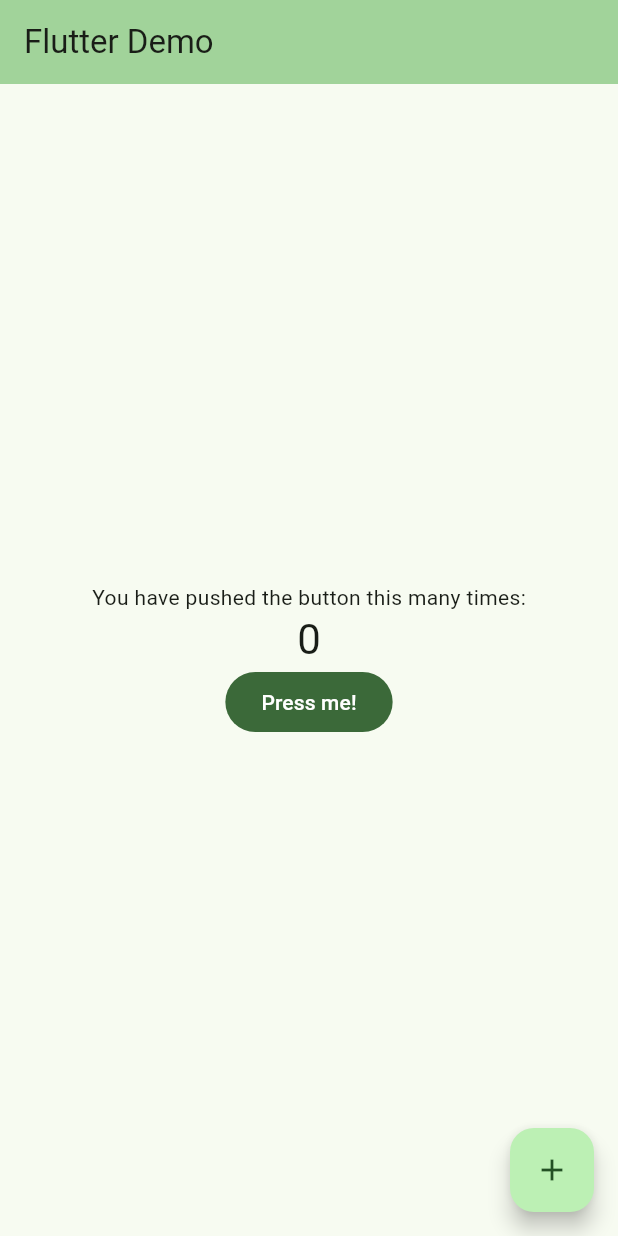
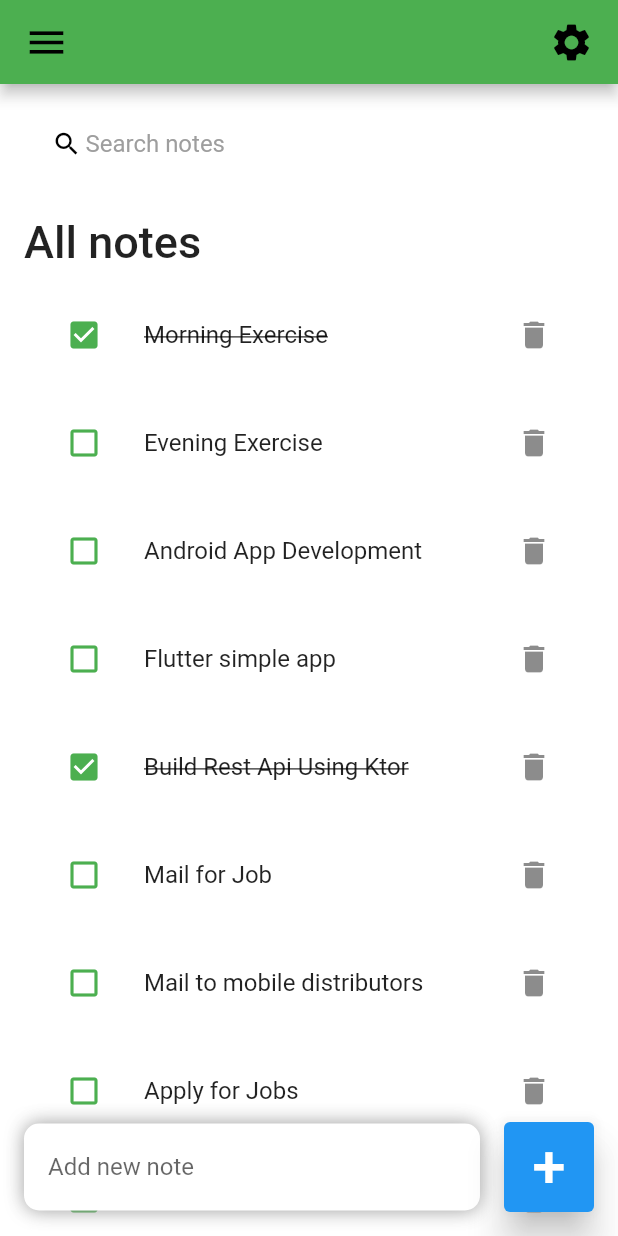
Before and after one commit to KaushalVasava/FlutterBasicApp, a Flutter app: the screen it shows after launch, on a phone screen of 412 x 824 dp. Run offline on Flutter 3.47's test engine with Material 2 defaults, Android fonts, the phone set to English and light mode, and no system bars.

Commit message:
Add note app
- Note list
- Add Search feature
- Add Note feature
- Delete feature

```diff
--- a/lib/main.dart
+++ b/lib/main.dart
@@ -1,4 +1,6 @@
 import 'package:flutter/material.dart';
+import 'package:flutter/services.dart';
+import './screens/home.dart';
 
 void main() {
   runApp(const MyApp());
@@ -7,132 +9,15 @@ void main() {
 class MyApp extends StatelessWidget {
   const MyApp({super.key});
 
-  // This widget is the root of your application.
   @override
   Widget build(BuildContext context) {
-    return MaterialApp(
-      title: 'Flutter Demo',
-      theme: ThemeData(
-        // This is the theme of your application.
-        //
-        // TRY THIS: Try running your application with "flutter run". You'll see
-        // the application has a blue toolbar. Then, without quitting the app,
-        // try changing the seedColor in the colorScheme below to Colors.green
-        // and then invoke "hot reload" (save your changes or press the "hot
-        // reload" button in a Flutter-supported IDE, or press "r" if you used
-        // the command line to start the app).
-        //
-        // Notice that the counter didn't reset back to zero; the application
-        // state is not lost during the reload. To reset the state, use hot
-        // restart instead.
-        //
-        // This works for code too, not just values: Most code changes can be
-        // tested with just a hot reload.
-        colorScheme: ColorScheme.fromSeed(seedColor: Colors.green),
-        useMaterial3: true,
-      ),
-      home: const MyHomePage(title: 'Flutter Demo'),
+    SystemChrome.setSystemUIOverlayStyle(
+        SystemUiOverlayStyle(statusBarColor: Colors.transparent)
+    );
+    return const MaterialApp(
+      debugShowCheckedModeBanner: false,
+      title: 'Note App',
+      home: Home(),
     );
   }
 }
-
-class MyHomePage extends StatefulWidget {
-  const MyHomePage({super.key, required this.title});
-
-  // This widget is the home page of your application. It is stateful, meaning
-  // that it has a State object (defined below) that contains fields that affect
-  // how it looks.
-
-  // This class is the configuration for the state. It holds the values (in this
-  // case the title) provided by the parent (in this case the App widget) and
-  // used by the build method of the State. Fields in a Widget subclass are
-  // always marked "final".
-
-  final String title;
-  @override
-  State<MyHomePage> createState() => _MyHomePageState();
-}
-
-class _MyHomePageState extends State<MyHomePage> {
-  int _counter = 0;
-
-  void _incrementCounter() {
-    setState(() {
-      // This call to setState tells the Flutter framework that something has
-      // changed in this State, which causes it to rerun the build method below
-      // so that the display can reflect the updated values. If we changed
-      // _counter without calling setState(), then the build method would not be
-      // called again, and so nothing would appear to happen.
-      _counter++;
-    });
-  }
-  void _decrementCounter() {
-    setState(() {
-      // This call to setState tells the Flutter framework that something has
-      // changed in this State, which causes it to rerun the build method below
-      // so that the display can reflect the updated values. If we changed
-      // _counter without calling setState(), then the build method would not be
-      // called again, and so nothing would appear to happen.
-      _counter--;
-    });
-  }
-
-  @override
-  Widget build(BuildContext context) {
-    // This method is rerun every time setState is called, for instance as done
-    // by the _incrementCounter method above.
-    //
-    // The Flutter framework has been optimized to make rerunning build methods
-    // fast, so that you can just rebuild anything that needs updating rather
-    // than having to individually change instances of widgets.
-    return Scaffold(
-      appBar: AppBar(
-        // TRY THIS: Try changing the color here to a specific color (to
-        // Colors.amber, perhaps?) and trigger a hot reload to see the AppBar
-        // change color while the other colors stay the same.
-        backgroundColor: Theme.of(context).colorScheme.inversePrimary,
-        // Here we take the value from the MyHomePage object that was created by
-        // the App.build method, and use it to set our appbar title.
-        title: Text(widget.title),
-      ),
-      body: Center(
-        // Center is a layout widget. It takes a single child and positions it
-        // in the middle of the parent.
-        child: Column(
-          // Column is also a layout widget. It takes a list of children and
-          // arranges them vertically. By default, it sizes itself to fit its
-          // children horizontally, and tries to be as tall as its parent.
-          //
-          // Column has various properties to control how it sizes itself and
-          // how it positions its children. Here we use mainAxisAlignment to
-          // center the children vertically; the main axis here is the vertical
-          // axis because Columns are vertical (the cross axis would be
-          // horizontal).
-          //
-          // TRY THIS: Invoke "debug painting" (choose the "Toggle Debug Paint"
-          // action in the IDE, or press "p" in the console), to see the
-          // wireframe for each widget.
-          mainAxisAlignment: MainAxisAlignment.center,
-          children: <Widget>[
-            const Text(
-              'You have pushed the button this many times:',
-            ),
-            Text(
-              '$_counter',
-              style: Theme.of(context).textTheme.headlineMedium,
-            ),
-            FilledButton(
-              onPressed: _decrementCounter,
-              child: const Text('Press me!'),
-            ),
-          ],
-        ),
-      ),
-      floatingActionButton: FloatingActionButton(
-        onPressed: _incrementCounter,
-        tooltip: 'Increment',
-        child: const Icon(Icons.add),
-      ), // This trailing comma makes auto-formatting nicer for build methods.
-    );
-  }
-}
--- /dev/null
+++ b/lib/model/Note.dart
@@ -0,0 +1,22 @@
+class Note {
+  int id;
+  String title;
+  bool isDone;
+
+  Note({required this.id, required this.title, this.isDone = false});
+
+  static List<Note> noteList() {
+    return [
+      Note(id: 0, title: "Morning Exercise", isDone: true),
+      Note(id: 1, title: "Evening Exercise"),
+      Note(id: 2, title: "Android App Development"),
+      Note(id: 3, title: "Flutter simple app"),
+      Note(id: 4, title: "Build Rest Api Using Ktor", isDone: true),
+      Note(id: 5, title: "Mail for Job"),
+      Note(id: 6, title: "Mail to mobile distributors"),
+      Note(id: 7, title: "Apply for Jobs"),
+      Note(id: 8, title: "Movie watch"),
+      Note(id: 9, title: "Sleep 8 hours", isDone: true),
+    ];
+  }
+}
--- /dev/null
+++ b/lib/screens/home.dart
@@ -0,0 +1,191 @@
+import 'package:basic_app/widgets/note_item.dart';
+import 'package:flutter/material.dart';
+
+import '../model/Note.dart';
+
+class Home extends StatefulWidget {
+  const Home({super.key});
+
+  @override
+  State<Home> createState() => _HomeState();
+}
+
+class _HomeState extends State<Home> {
+  final noteList = Note.noteList();
+  List<Note> foundList = [];
+  final _todoController = TextEditingController();
+
+  @override
+  void initState() {
+    foundList = noteList;
+    super.initState();
+  }
+
+  @override
+  Widget build(BuildContext context) {
+    return Scaffold(
+      backgroundColor: Colors.white70,
+      appBar: buildAppBar(),
+      body: Stack(
+        children: [
+          Container(
+            padding: EdgeInsets.symmetric(horizontal: 16),
+            child: Column(
+              children: [searchBox(), listView()],
+            ),
+          ),
+          Align(
+            alignment: Alignment.bottomCenter,
+            child: Row(
+              children: [
+                Expanded(
+                  child: Container(
+                    margin:
+                        const EdgeInsets.only(bottom: 16, right: 16, left: 16),
+                    padding: EdgeInsets.symmetric(horizontal: 16, vertical: 5),
+                    decoration: BoxDecoration(
+                      color: Colors.white,
+                      boxShadow: const [
+                        BoxShadow(
+                            color: Colors.grey,
+                            offset: Offset(0.0, 0.0),
+                            blurRadius: 10.0,
+                            spreadRadius: 0.0)
+                      ],
+                      borderRadius: BorderRadius.circular(10),
+                    ),
+                    child: TextField(
+                      controller: _todoController,
+                      decoration: InputDecoration(
+                        hintText: "Add new note",
+                        border: InputBorder.none,
+                      ),
+                    ),
+                  ),
+                ),
+                Container(
+                  margin: EdgeInsets.only(bottom: 16, right: 16),
+                  child: ElevatedButton(
+                    child: Text(
+                      '+',
+                      style: TextStyle(
+                        fontSize: 40,
+                      ),
+                    ),
+                    onPressed: () {
+                      _addToDoItem(_todoController.text);
+                    },
+                    style: ElevatedButton.styleFrom(
+                      disabledBackgroundColor: Colors.green,
+                      minimumSize: Size(60, 60),
+                      elevation: 10,
+                    ),
+                  ),
+                ),
+              ],
+            ),
+          )
+        ],
+      ),
+    );
+  }
+
+  void _handleToDoChange(Note note) {
+    setState(() {
+      note.isDone = !note.isDone;
+    });
+  }
+
+  void _deleteToDoItem(int id) {
+    setState(() {
+      noteList.removeWhere((item) => item.id == id);
+    });
+  }
+
+  void _addToDoItem(String title) {
+    setState(() {
+      noteList.add(Note(
+        id: DateTime.now().millisecondsSinceEpoch,
+        title: title,
+      ));
+    });
+    // for clear text field
+    _todoController.clear();
+  }
+
+  void _runFilter(String query) {
+    List<Note> results = [];
+    if (query.isEmpty) {
+      results = noteList;
+    } else {
+      results = noteList
+          .where(
+              (item) => item.title.toLowerCase().contains(query.toLowerCase()))
+          .toList();
+    }
+    setState(() {
+      foundList = results;
+    });
+  }
+
+  AppBar buildAppBar() {
+    return AppBar(
+      backgroundColor: Colors.green,
+      title: Row(
+        mainAxisAlignment: MainAxisAlignment.spaceBetween,
+        children: [
+          Icon(
+            Icons.menu,
+            color: Colors.black,
+            size: 30,
+          ),
+          Icon(Icons.settings, color: Colors.black, size: 30)
+        ],
+      ),
+    );
+  }
+
+  Widget listView() {
+    return Expanded(
+        child: ListView(
+      children: [
+        Container(
+          margin: EdgeInsets.only(top: 24, bottom: 16),
+          child: Text(
+            "All notes",
+            style: TextStyle(fontSize: 30, fontWeight: FontWeight.w500),
+          ),
+        ),
+        for (Note note in foundList)
+          NoteItem(
+            note: note,
+            onToDoChanged: _handleToDoChange,
+            onDeleteItem: _deleteToDoItem,
+          ),
+      ],
+    ));
+  }
+
+  Widget searchBox() {
+    return Container(
+      margin: EdgeInsets.only(top: 16),
+      padding: EdgeInsets.symmetric(horizontal: 16),
+      decoration: BoxDecoration(
+          color: Colors.white54, borderRadius: BorderRadius.circular(20)),
+      child: TextField(
+        onChanged: (value) => _runFilter(value),
+        decoration: InputDecoration(
+            contentPadding: EdgeInsets.all(0),
+            prefixIcon: Icon(
+              Icons.search,
+              color: Colors.black,
+              size: 20,
+            ),
+            prefixIconConstraints: BoxConstraints(maxHeight: 20, minWidth: 25),
+            border: InputBorder.none,
+            hintText: "Search notes",
+            hintStyle: TextStyle(color: Colors.grey)),
+      ),
+    );
+  }
+}
--- /dev/null
+++ b/lib/widgets/note_item.dart
@@ -0,0 +1,47 @@
+import 'package:flutter/material.dart';
+
+import '../model/Note.dart';
+
+class NoteItem extends StatelessWidget {
+  const NoteItem(
+      {super.key, required this.note, this.onToDoChanged, this.onDeleteItem});
+
+  final Note note;
+
+  final onToDoChanged;
+  final onDeleteItem;
+
+  @override
+  Widget build(BuildContext context) {
+    return Container(
+      margin: EdgeInsets.only(bottom: 16),
+      child: ListTile(
+        onTap: () {
+          print("GO to new page");
+        },
+        shape: RoundedRectangleBorder(borderRadius: BorderRadius.circular(20)),
+        tileColor: Colors.white54,
+        leading: IconButton(
+          icon: Icon(
+              note.isDone ? Icons.check_box : Icons.check_box_outline_blank,
+              color: Colors.green),
+          onPressed: () {
+            onToDoChanged(note);
+          },
+        ),
+        title: Text(
+          note.title,
+          style: TextStyle(
+              fontSize: 16,
+              decoration: note.isDone ? TextDecoration.lineThrough : null),
+        ),
+        trailing: IconButton(
+          icon: Icon(Icons.delete),
+          onPressed: () {
+            onDeleteItem(note.id);
+          },
+        ),
+      ),
+    );
+  }
+}
--- a/pubspec.yaml
+++ b/pubspec.yaml
@@ -74,6 +74,8 @@ flutter:
   # "family" key with the font family name, and a "fonts" key with a
   # list giving the asset and other descriptors for the font. For
   # example:
+  assets:
+    - assets/images/
   # fonts:
   #   - family: Schyler
   #     fonts:
```
